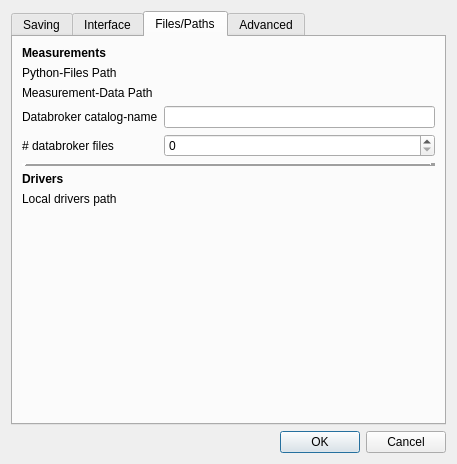
Old version of the form nomad_camels/gui/settings_window.ui in the repository FAU-LAP/NOMAD-CAMELS.
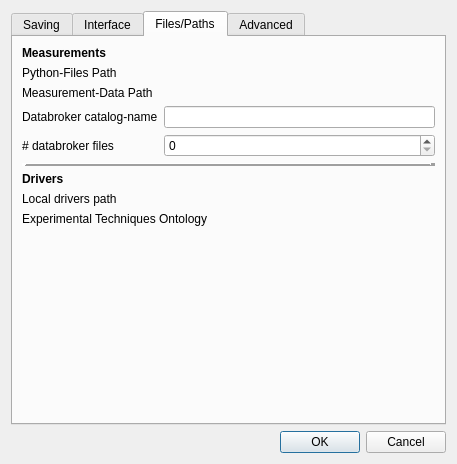
New version of the form. The open tabs and pages were chosen to show the change. Icons and pictures are not drawn. Custom widgets are drawn as their Qt base class.

Commit message: Add configurable experimental techniques ontology path

```diff
--- a/nomad_camels/gui/settings_window.ui
+++ b/nomad_camels/gui/settings_window.ui
@@ -779,6 +779,30 @@
             </property>
            </widget>
           </item>
+          <item row="2" column="0">
+           <widget class="QLabel" name="label_experimental_techniques_ontology">
+            <property name="maximumSize">
+             <size>
+              <width>16777215</width>
+              <height>17</height>
+             </size>
+            </property>
+            <property name="toolTip">
+             <string>Path to the ontology file used for semantic mapping.</string>
+            </property>
+            <property name="text">
+             <string>Experimental Techniques Ontology</string>
+            </property>
+           </widget>
+          </item>
+          <item row="2" column="1" colspan="2">
+           <widget class="Path_Button_Edit" name="pathButton_experimental_techniques_ontology" native="true">
+            <property name="toolTip">
+             <string>path to the Experimental Techniques ontology file used for semantic mapping,
+e.g. LAP_ET.owl</string>
+            </property>
+           </widget>
+          </item>
          </layout>
         </widget>
        </item>
```
The commit also changes 9 other files.
